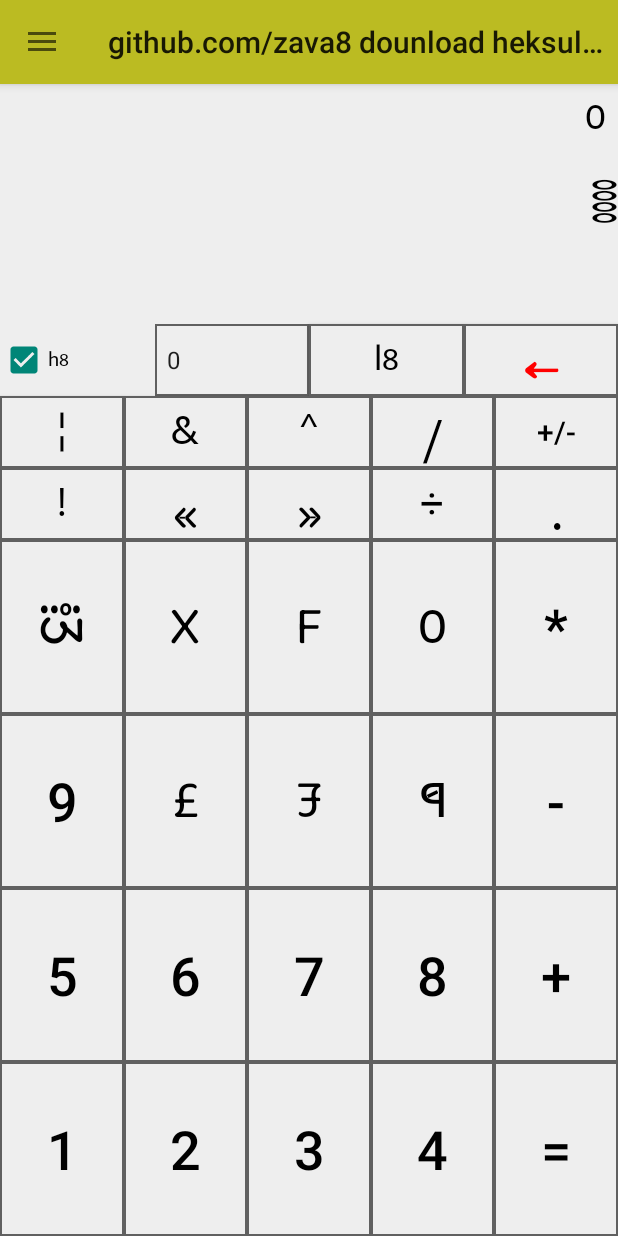
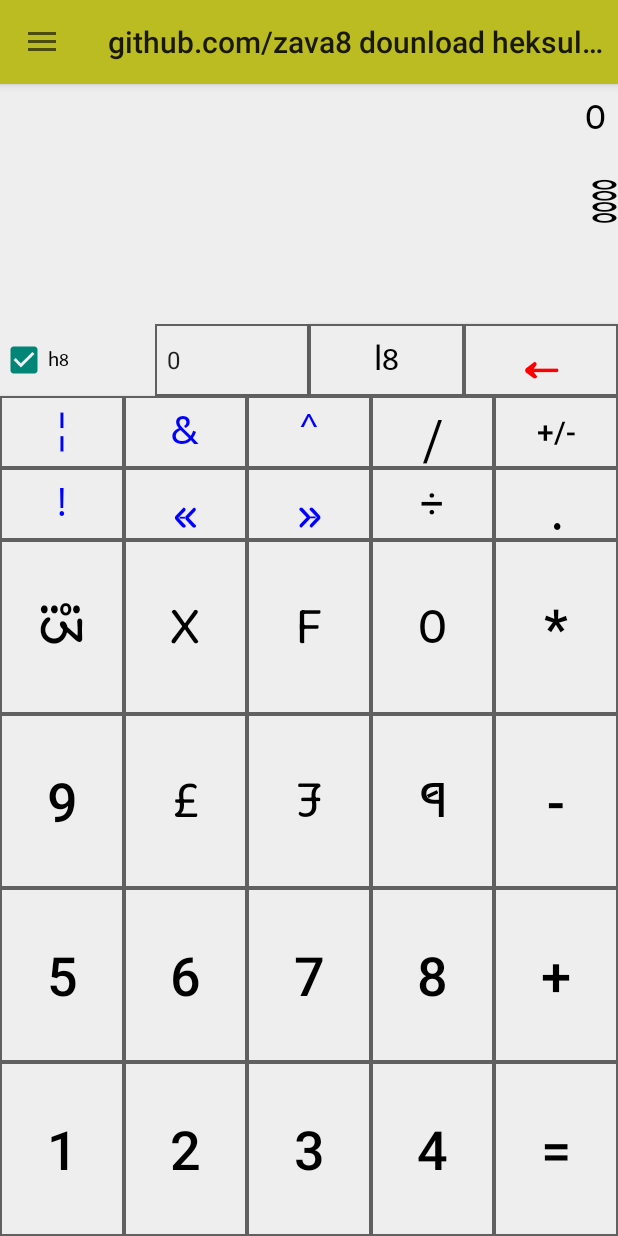
Before and after one commit to zava8/heksuletr, an Android app: the screen it shows after launch (MainActivity), on a phone screen of 412 x 824 dp. Run offline under Robolectric (Android 15) with nearby library versions, the phone set to English and light mode, and no system bars; libraries missing offline, so code that uses them is left out: io.realm; 1 statement that could not run was skipped.

Commit message:
zs810.tumblr.com fb.com/ztrabc vk.com/zs810

```diff
--- a/app/src/main/res/layout/fragment_programmer.xml
+++ b/app/src/main/res/layout/fragment_programmer.xml
@@ -97,20 +97,20 @@
 
 <!-- //////////////////////////////// -->
     <Button android:id="@+id/buttonOR" android:layout_width="0dp" android:layout_height="@dimen/btn_ro2_hait"
-        android:background="@drawable/calculator_button_secondary" android:textColor="?attr/primaryTextColor"
+        android:background="@drawable/calculator_button_secondary" android:textColor="@color/logical_operator_Color"
         android:fontFamily="@font/u5" android:text="@string/or_operator" android:textSize="@dimen/or_tekst_size" android:textAllCaps="false"
         app:layout_constraintEnd_toStartOf="@+id/buttonAND" app:layout_constraintStart_toStartOf="parent"
         app:layout_constraintTop_toBottomOf="@+id/heks_check_boks" />
 
     <Button android:id="@+id/buttonAND" android:layout_width="0dp" android:layout_height="0dp"
-        android:background="@drawable/calculator_button_secondary" android:textColor="?attr/primaryTextColor"
+        android:background="@drawable/calculator_button_secondary" android:textColor="@color/logical_operator_Color"
         android:fontFamily="@font/u5" android:text="@string/And_operator_string" android:textSize="@dimen/and_tekst_size" android:textAllCaps="false"
         app:layout_constraintBottom_toBottomOf="@id/buttonOR" app:layout_constraintTop_toBottomOf="@+id/heks_check_boks"
         app:layout_constraintStart_toEndOf="@+id/buttonOR" app:layout_constraintEnd_toStartOf="@+id/button_zor"  />
 
   <Button    android:id="@+id/button_zor" android:layout_width="0dp"    android:layout_height="0dp"
       android:background="@drawable/calculator_button_secondary" android:textAllCaps="false"
-      android:text="@string/zor_operator_string" android:textSize="@dimen/zor_tekst_size" android:fontFamily="@font/u5" android:textColor="?attr/primaryTextColor"
+      android:text="@string/zor_operator_string" android:textSize="@dimen/zor_tekst_size" android:fontFamily="@font/u5" android:textColor="@color/logical_operator_Color"
       app:layout_constraintBottom_toBottomOf="@id/buttonOR" app:layout_constraintTop_toBottomOf="@+id/heks_check_boks"
       app:layout_constraintStart_toEndOf="@+id/buttonAND"    app:layout_constraintEnd_toStartOf="@+id/buttonMod"    />
 
@@ -130,18 +130,18 @@
   <Button    android:id="@+id/buttonNOT"    android:layout_width="0dp"    android:layout_height="@dimen/btn_ro3_hait"
       android:background="@drawable/calculator_button_secondary" android:textAllCaps="false"
       android:text="@string/not_operator_string" android:textSize="@dimen/not_tekst_size"
-      android:fontFamily="@font/u5" android:textColor="?attr/primaryTextColor"
+      android:fontFamily="@font/u5" android:textColor="@color/logical_operator_Color"
       app:layout_constraintStart_toStartOf="parent"     app:layout_constraintEnd_toStartOf="@+id/buttonLSH"
       app:layout_constraintTop_toBottomOf="@+id/buttonOR" />/>
 
   <Button    android:id="@+id/buttonLSH" android:fontFamily="@font/u8" android:layout_width="0dp" android:layout_height="0dp"
       android:text="@string/lsh_operator_string" android:textSize="@dimen/lsh_tekst_size"
-      android:background="@drawable/calculator_button_secondary" android:textColor="?attr/primaryTextColor"  android:textAllCaps="false"
+      android:background="@drawable/calculator_button_secondary" android:textColor="@color/logical_operator_Color"  android:textAllCaps="false"
       app:layout_constraintBottom_toBottomOf="@id/buttonNOT" app:layout_constraintTop_toBottomOf="@+id/buttonOR"
    app:layout_constraintStart_toEndOf="@+id/buttonNOT" app:layout_constraintEnd_toStartOf="@+id/buttonRSH"    />
 
   <Button    android:id="@+id/buttonRSH"    android:layout_width="0dp"    android:layout_height="0dp"
-   android:textColor="?attr/primaryTextColor" android:background="@drawable/calculator_button_secondary"
+   android:textColor="@color/logical_operator_Color" android:background="@drawable/calculator_button_secondary"
    android:text="@string/rsh_operator_string"  android:textSize="@dimen/rsh_tekst_size"
       android:fontFamily="@font/u8" android:textAllCaps="false"
       app:layout_constraintBottom_toBottomOf="@id/buttonNOT" app:layout_constraintTop_toBottomOf="@+id/buttonOR"
--- a/app/src/main/res/values/colors.xml
+++ b/app/src/main/res/values/colors.xml
@@ -15,6 +15,8 @@
 <!--    <color name="primaryTextColor">#606060</color>-->
     <color name="primaryTextColor">#000000</color>
     <color name="deleteTextColor">#ff0000</color>
+    <color name="logical_operator_Color">#0000ff</color>
+    <color name="arthmetic_operator_color">#880088</color>
 
     <color name="secondaryTextColor">#898989</color>
     <!-- <color name="disabledTextColor">#DDDDDD</color> -->
```
